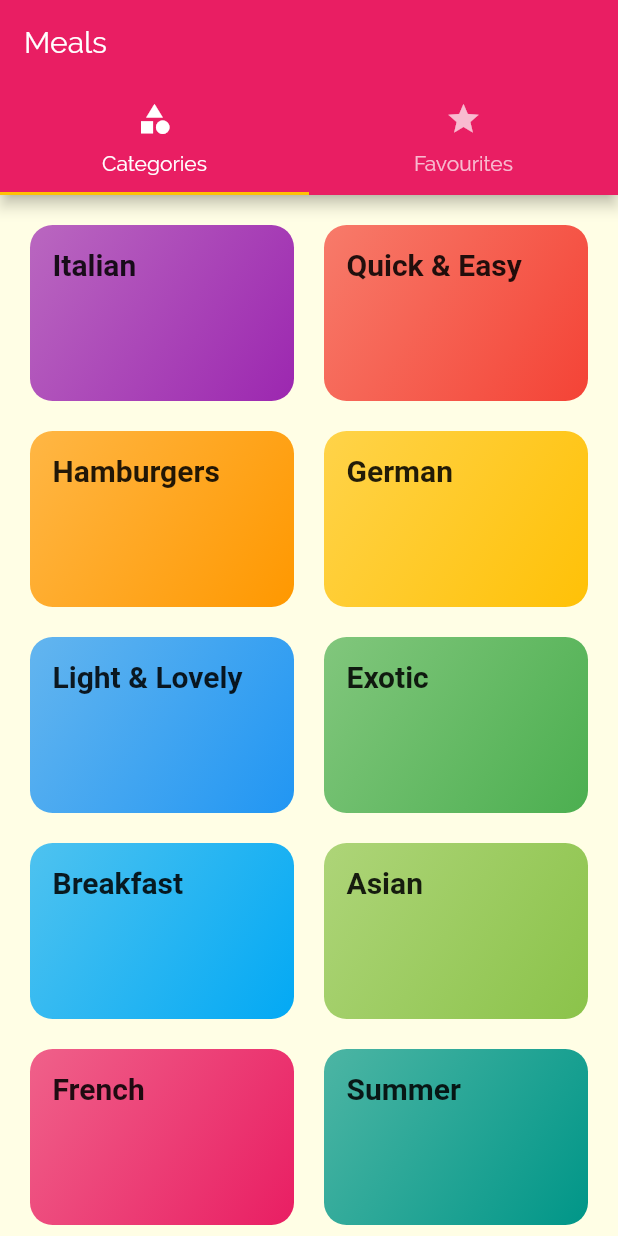
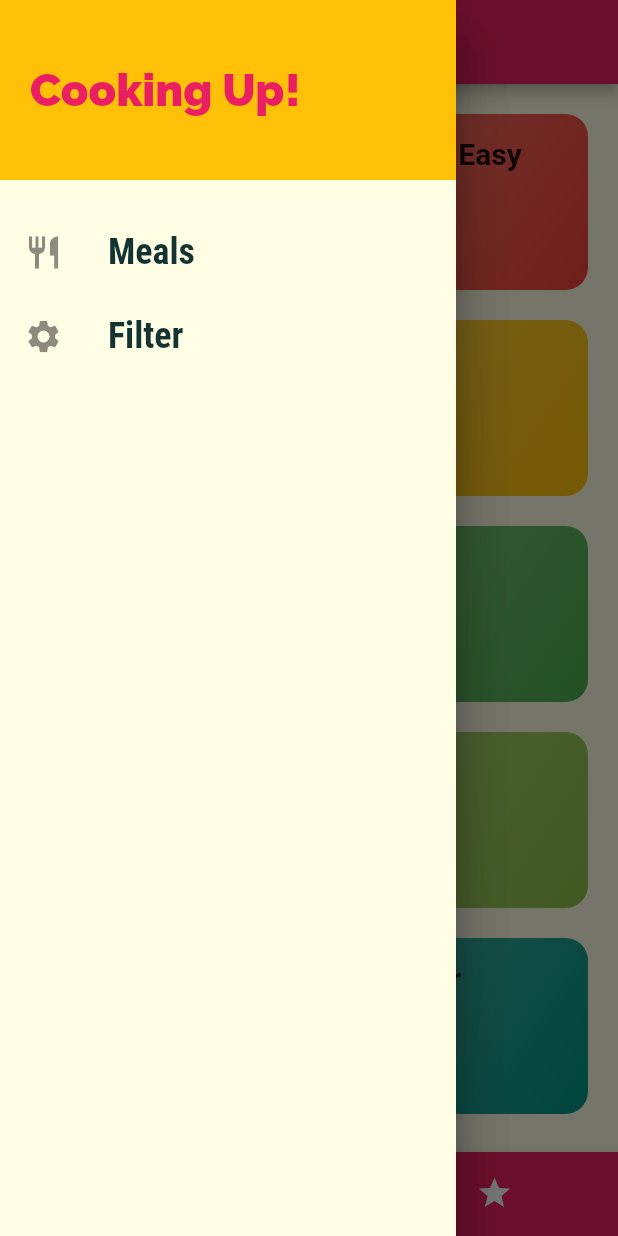
Before and after one commit to adarshsingh87/maels-app-flutter, a Flutter app: the screen it shows after launch, with the side drawer open (before the commit the screen has no drawer), on a phone screen of 412 x 824 dp. Run offline on Flutter 3.47's test engine with Material 2 defaults, Android fonts, the phone set to English and light mode, and no system bars; Roboto replaces fonts that are missing (RobotoCondenced).

Commit message:
added a new page

```diff
--- a/lib/main.dart
+++ b/lib/main.dart
@@ -1,5 +1,6 @@
 import 'package:flutter/material.dart';
 
+import './screens/filters_screen.dart';
 import './screens/meal_detail_screen.dart';
 import './screens/tab_screen.dart';
 import './screens/categories_meals_screen.dart';
@@ -33,6 +34,7 @@ class MyApp extends StatelessWidget {
         '/': (ctx) => TabsScreen(),
         CategoryMealsScreen.routeName: (ctx) => CategoryMealsScreen(),
         MealDetailScreen.routeName: (ctx) => MealDetailScreen(),
+        FilterScreen.routeName: (ctx) => FilterScreen(),
       },
       onUnknownRoute: (settings) {
         return MaterialPageRoute(builder: (ctx) => CategoriesPage());
--- /dev/null
+++ b/lib/screens/filters_screen.dart
@@ -0,0 +1,11 @@
+import 'package:flutter/material.dart';
+
+class FilterScreen extends StatelessWidget {
+  static const routeName = '/filters';
+  @override
+  Widget build(BuildContext context) {
+    return Center(
+      child: Text('filters'),
+    );
+  }
+}
--- a/lib/screens/tab_screen.dart
+++ b/lib/screens/tab_screen.dart
@@ -1,4 +1,6 @@
 import 'package:flutter/material.dart';
+
+import '../widgets/main_drawer.dart';
 
 import './favourites-screen.dart';
 import './categories_screen.dart';
@@ -9,28 +11,46 @@ class TabsScreen extends StatefulWidget {
 }
 
 class _TabsScreenState extends State<TabsScreen> {
+  final List<Map<String, Object>> _pages = [
+    {'page': CategoriesPage(), 'title': 'Categories'},
+    {'page': FavouritesScreen(), 'title': 'Your Favorites'}
+  ];
+
+  int _selectedPageIndex = 0;
+
+  void _selectTab(int index) {
+    setState(() {
+      _selectedPageIndex = index;
+    });
+  }
+
   @override
   Widget build(BuildContext context) {
-    return DefaultTabController(
-      length: 2,
-      child: Scaffold(
-        appBar: AppBar(
-            title: Text('Meals'),
-            bottom: TabBar(
-              tabs: <Widget>[
-                Tab(
-                  icon: Icon(Icons.category),
-                  text: 'Categories',
-                ),
-                Tab(
-                  icon: Icon(Icons.star),
-                  text: 'Favourites',
-                )
-              ],
-            )),
-        body: TabBarView(
-          children: <Widget>[CategoriesPage(), FavouritesScreen()],
-        ),
+    return Scaffold(
+      appBar: AppBar(
+        title: Text(_pages[_selectedPageIndex]['title']),
+      ),
+      drawer: Drawer(
+        child: MainDrawer(),
+      ),
+      body: _pages[_selectedPageIndex]['page'],
+      bottomNavigationBar: BottomNavigationBar(
+        onTap: _selectTab,
+        backgroundColor: Theme.of(context).primaryColor,
+        unselectedItemColor: Colors.white,
+        selectedItemColor: Theme.of(context).accentColor,
+        currentIndex: _selectedPageIndex,
+        type: BottomNavigationBarType.shifting,
+        items: [
+          BottomNavigationBarItem(
+              backgroundColor: Theme.of(context).primaryColor,
+              icon: Icon(Icons.category),
+              label: 'Categories'),
+          BottomNavigationBarItem(
+              backgroundColor: Theme.of(context).primaryColor,
+              icon: Icon(Icons.star),
+              label: 'Favourites')
+        ],
       ),
     );
   }
--- /dev/null
+++ b/lib/widgets/main_drawer.dart
@@ -0,0 +1,56 @@
+import 'package:flutter/material.dart';
+// import 'package:flutter/rendering.dart';
+
+import '../screens/filters_screen.dart';
+
+class MainDrawer extends StatelessWidget {
+  Widget buildListTile(String title, IconData icon, Function tapHandler) {
+    return ListTile(
+      leading: Icon(
+        icon,
+        size: 26,
+      ),
+      title: Text(
+        title,
+        style: TextStyle(
+            fontFamily: 'RobotoCondensed',
+            fontSize: 24,
+            fontWeight: FontWeight.bold),
+      ),
+      onTap: tapHandler,
+    );
+  }
+
+  @override
+  Widget build(BuildContext context) {
+    return Drawer(
+      child: Column(
+        children: <Widget>[
+          Container(
+            height: 120,
+            width: double.infinity,
+            padding: EdgeInsets.all(20),
+            alignment: Alignment.centerLeft,
+            color: Theme.of(context).accentColor,
+            child: Text(
+              'Cooking Up!',
+              style: TextStyle(
+                  fontWeight: FontWeight.w900,
+                  fontSize: 30,
+                  color: Theme.of(context).primaryColor),
+            ),
+          ),
+          SizedBox(
+            height: 20,
+          ),
+          buildListTile('Meals', Icons.restaurant, () {
+            Navigator.of(context).pushNamed('/');
+          }),
+          buildListTile('Filter', Icons.settings, () {
+            Navigator.of(context).pushNamed(FilterScreen.routeName);
+          }),
+        ],
+      ),
+    );
+  }
+}
```
